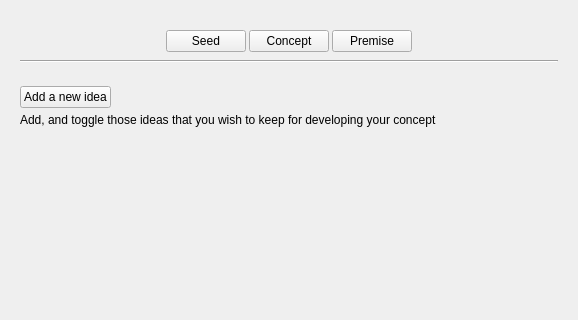
Above: ui/premise_builder_widget.ui from zkovari/plotlyst before the change; both pictures show x 0 to 578 and y 0 to 320 of the 578 by 478 pixel window. Below: the same form after it.
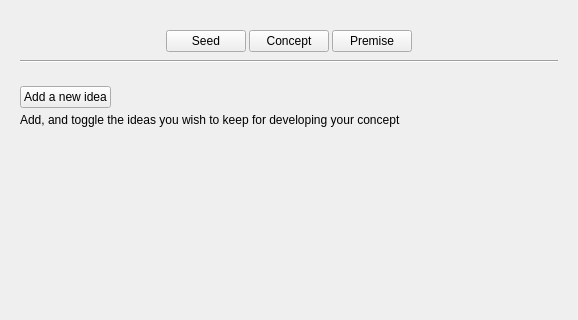
That is the form after the change.

Patch:
```diff
--- a/ui/premise_builder_widget.ui
+++ b/ui/premise_builder_widget.ui
@@ -245,7 +245,7 @@
            <item>
             <widget class="QLabel" name="label">
              <property name="text">
-              <string>Add, and toggle those ideas that you wish to keep for developing your concept</string>
+              <string>Add, and toggle the ideas you wish to keep for developing your concept</string>
              </property>
              <property name="description" stdset="0">
               <bool>true</bool>
```
